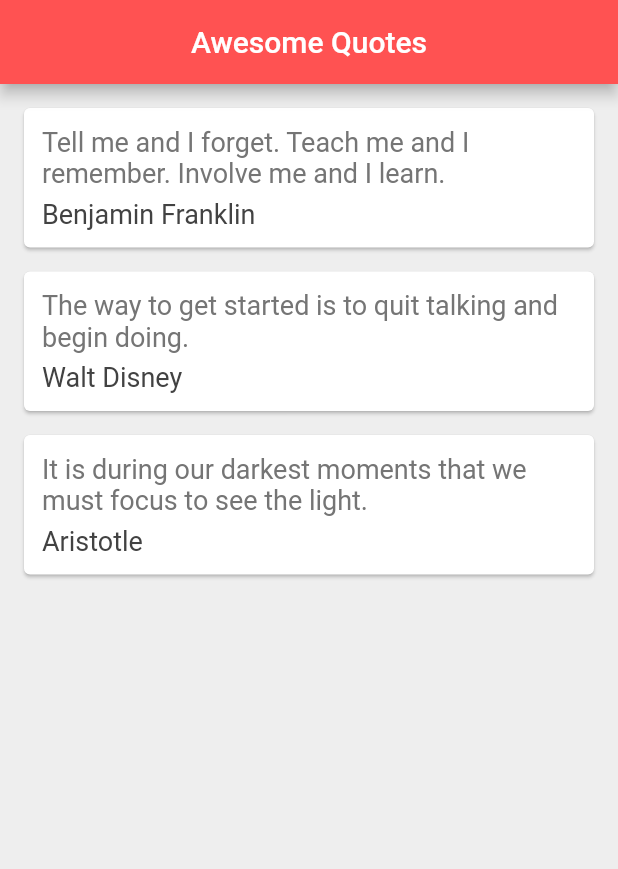
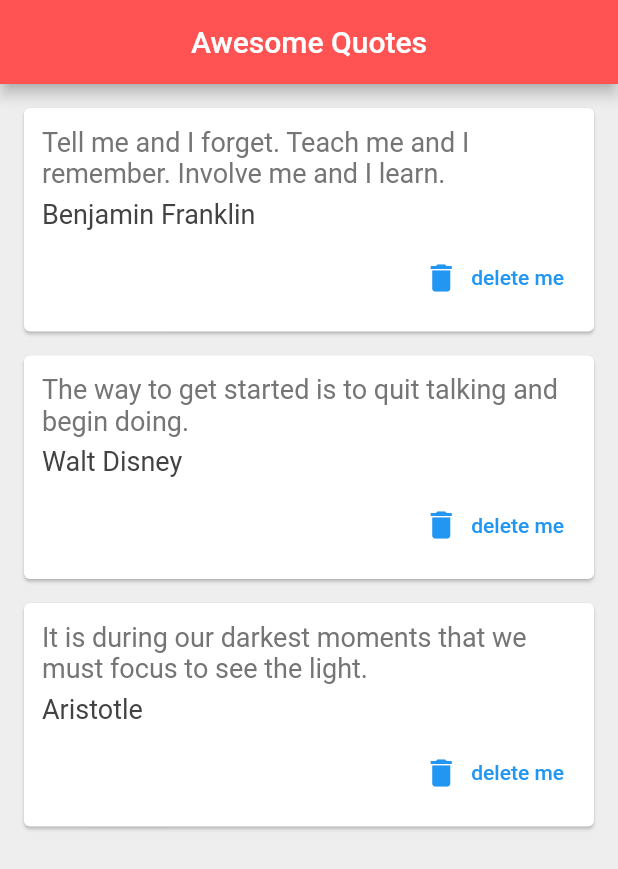
Before and after one commit to batallanazer/flutter-tutorial, a Flutter app: the screen it shows after launch, on a phone screen of 412 x 824 dp. Shown: the top 869 px of the screen. Run offline on Flutter 3.47's test engine with Material 2 defaults, Android fonts, the phone set to English and light mode, and no system bars.

Commit message:
Flutter Tutorial for Beginners #21 - Functions as Parameters

```diff
--- a/lib/main.dart
+++ b/lib/main.dart
@@ -31,7 +31,15 @@ class _QuoteListState extends State<QuoteList> {
         backgroundColor: Colors.redAccent,
       ),
       body: Column(
-        children: quotes.map((quote) => QuoteCard(quote: quote)).toList(),
+        children: quotes.map((quote) => QuoteCard(
+            quote: quote,
+            delete: (){
+              setState(() {
+                quotes.remove(quote);
+              });
+            },
+        )
+        ).toList(),
       ),
     );
   }
--- a/lib/quote_card.dart
+++ b/lib/quote_card.dart
@@ -3,7 +3,8 @@ import 'quote.dart';
 
 class QuoteCard extends StatelessWidget {
   final Quote quote;
-  QuoteCard({required this.quote});
+  final VoidCallback delete;
+  QuoteCard({required this.quote, required this.delete});
 
   @override
   Widget build(BuildContext context) {
@@ -29,6 +30,15 @@ class QuoteCard extends StatelessWidget {
                   color: Colors.grey[800]
               ),
             ),
+            SizedBox(height: 8.0,),
+            TextButton.icon(
+              onPressed: delete,
+              label: Text('delete me',),
+              icon: Icon(Icons.delete),
+              style: ButtonStyle(
+                alignment: Alignment.centerRight,
+              ),
+            ),
           ],
         ),
       ),
```
